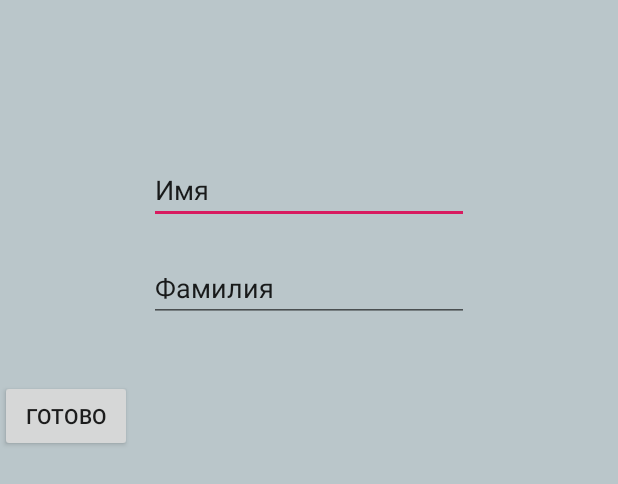
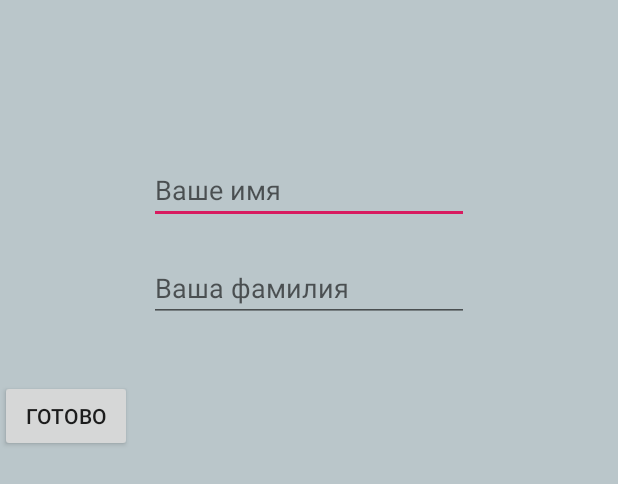
Before and after one commit to sk1ly/KekTestApp, an Android app: the layout activity_authorize.xml on its own in the app's theme, with its tools: preview values and no code run, on a phone screen of 412 x 824 dp. Shown: the top 484 px of the screen. Run offline under Robolectric (Android 15) with nearby library versions, the phone set to English and light mode, and no system bars.

Commit message:
FIRSTAPP-001 Фикс + некоторые улучшайзинги

```diff
--- a/app/src/main/java/ru/sk1ly/firstapp/AuthorizeActivity.java
+++ b/app/src/main/java/ru/sk1ly/firstapp/AuthorizeActivity.java
@@ -19,7 +19,7 @@ public class AuthorizeActivity extends AppCompatActivity {
     @Override
     protected void onCreate(@Nullable Bundle savedInstanceState) {
         super.onCreate(savedInstanceState);
-        setContentView(R.layout.activity_main);
+        setContentView(R.layout.activity_authorize);
         mUserFirstName = findViewById(R.id.inputFirstUserName);
         mUserSecondName = findViewById(R.id.inputSecondUserName);
     }
--- a/app/src/main/java/ru/sk1ly/firstapp/MainActivity.java
+++ b/app/src/main/java/ru/sk1ly/firstapp/MainActivity.java
@@ -38,7 +38,6 @@ public class MainActivity extends AppCompatActivity {
     }
 
     public void onClickAuthorizeButton(View view) {
-//        TODO Не работает, разобраться
         Intent authorizeIntent = new Intent(MainActivity.this, AuthorizeActivity.class);
         startActivityForResult(authorizeIntent, AUTHORIZE_USER);
     }
--- a/app/src/main/res/layout/activity_authorize.xml
+++ b/app/src/main/res/layout/activity_authorize.xml
@@ -15,7 +15,7 @@
         android:layout_marginTop="104dp"
         android:ems="10"
         android:inputType="textPersonName"
-        android:text="@string/inputFirstUserName"
+        android:hint="@string/inputFirstUserName"
         app:layout_constraintEnd_toEndOf="parent"
         app:layout_constraintHorizontal_bias="0.5"
         app:layout_constraintStart_toStartOf="parent"
@@ -28,7 +28,7 @@
         android:layout_marginTop="169dp"
         android:ems="10"
         android:inputType="textPersonName"
-        android:text="@string/inputSecondUserName"
+        android:hint="@string/inputSecondUserName"
         app:layout_constraintEnd_toEndOf="parent"
         app:layout_constraintStart_toStartOf="parent"
         app:layout_constraintTop_toTopOf="parent" />
--- a/app/src/main/res/values/strings.xml
+++ b/app/src/main/res/values/strings.xml
@@ -1,10 +1,12 @@
 <resources>
     <string name="app_name">First App</string>
     <string name="app_name_rus">Приложение #1</string>
+    <string name="activity_main_label">Главное меню</string>
+    <string name="activity_authorize_label">Авторизация</string>
     <string name="authorize_button_text">Авторизоваться</string>
     <string name="default_first_user_name">Неизвестный</string>
     <string name="default_second_user_name">пользователь</string>
-    <string name="inputFirstUserName">Имя</string>
-    <string name="inputSecondUserName">Фамилия</string>
+    <string name="inputFirstUserName">Ваше имя</string>
+    <string name="inputSecondUserName">Ваша фамилия</string>
     <string name="complete_authorize_button_text">Готово</string>
 </resources>
```
Also changed, not shown: app/src/main/AndroidManifest.xml (+6 -2 lines).
